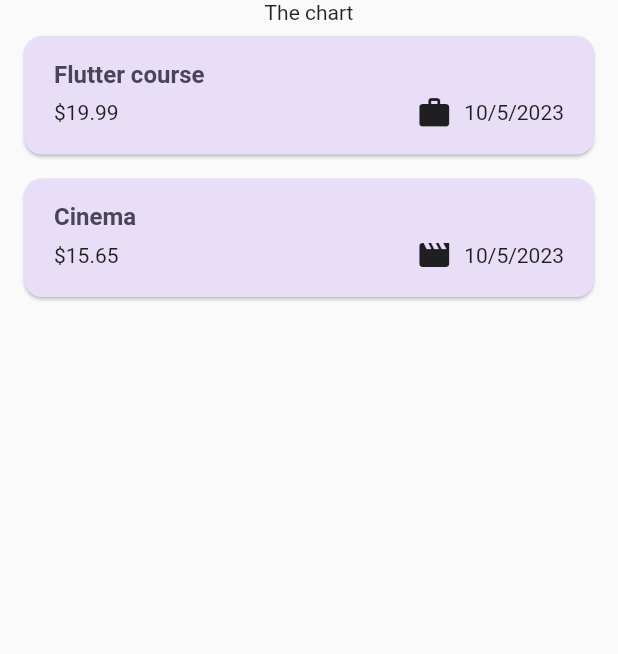
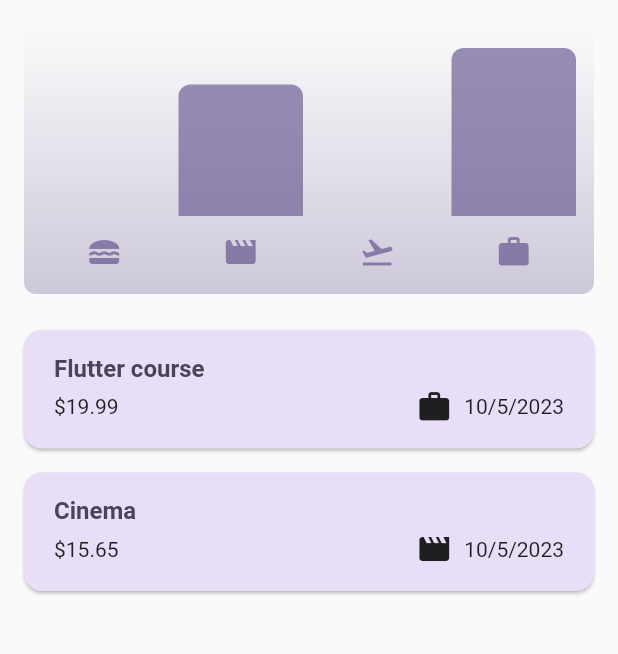
Before and after one commit to Charl913/Expense_Tracker_App, a Flutter app: the screen it shows after launch, on a phone screen of 412 x 824 dp, the part 84-738 px from its top. Run offline on Flutter 3.47's test engine with Material 2 defaults, Android fonts, the phone set to English and light mode, and no system bars.

Commit message:
Add Chart Widgets

```diff
--- /dev/null
+++ b/lib/widgets/chart/chart.dart
@@ -0,0 +1,94 @@
+import 'package:expense_tracker_app/models/expense.dart';
+import 'package:expense_tracker_app/widgets/chart/chart_bar.dart';
+import 'package:flutter/material.dart';
+
+class Chart extends StatelessWidget {
+  const Chart({super.key, required this.expenses});
+
+  final List<Expense> expenses;
+
+  List<ExpenseBucket> get buckets {
+    return [
+      ExpenseBucket.forCategory(expenses, Category.food),
+      ExpenseBucket.forCategory(expenses, Category.leisure),
+      ExpenseBucket.forCategory(expenses, Category.travel),
+      ExpenseBucket.forCategory(expenses, Category.work),
+    ];
+  }
+
+  double get maxTotalExpense {
+    double maxTotalExpense = 0;
+
+    for (final bucket in buckets) {
+      if (bucket.totalExpenses > maxTotalExpense) {
+        maxTotalExpense = bucket.totalExpenses;
+      }
+    }
+
+    return maxTotalExpense;
+  }
+
+  @override
+  Widget build(BuildContext context) {
+    final isDarkMode =
+        MediaQuery.of(context).platformBrightness == Brightness.dark;
+    return Container(
+      margin: const EdgeInsets.all(16),
+      padding: const EdgeInsets.symmetric(
+        vertical: 16,
+        horizontal: 8,
+      ),
+      width: double.infinity,
+      height: 180,
+      decoration: BoxDecoration(
+        borderRadius: BorderRadius.circular(8),
+        gradient: LinearGradient(
+          colors: [
+            Theme.of(context).colorScheme.primary.withOpacity(0.3),
+            Theme.of(context).colorScheme.primary.withOpacity(0.0)
+          ],
+          begin: Alignment.bottomCenter,
+          end: Alignment.topCenter,
+        ),
+      ),
+      child: Column(
+        children: [
+          Expanded(
+            child: Row(
+              crossAxisAlignment: CrossAxisAlignment.end,
+              children: [
+                for (final bucket in buckets) // alternative to map()
+                  ChartBar(
+                    fill: bucket.totalExpenses == 0
+                        ? 0
+                        : bucket.totalExpenses / maxTotalExpense,
+                  )
+              ],
+            ),
+          ),
+          const SizedBox(height: 12),
+          Row(
+            children: buckets
+                .map(
+                  (bucket) => Expanded(
+                    child: Padding(
+                      padding: const EdgeInsets.symmetric(horizontal: 4),
+                      child: Icon(
+                        categoryIcons[bucket.category],
+                        color: isDarkMode
+                            ? Theme.of(context).colorScheme.secondary
+                            : Theme.of(context)
+                                .colorScheme
+                                .primary
+                                .withOpacity(0.7),
+                      ),
+                    ),
+                  ),
+                )
+                .toList(),
+          )
+        ],
+      ),
+    );
+  }
+}
--- /dev/null
+++ b/lib/widgets/chart/chart_bar.dart
@@ -0,0 +1,34 @@
+import 'package:flutter/material.dart';
+
+class ChartBar extends StatelessWidget {
+  const ChartBar({
+    super.key,
+    required this.fill,
+  });
+
+  final double fill;
+
+  @override
+  Widget build(BuildContext context) {
+    final isDarkMode =
+        MediaQuery.of(context).platformBrightness == Brightness.dark;
+    return Expanded(
+      child: Padding(
+        padding: const EdgeInsets.symmetric(horizontal: 4),
+        child: FractionallySizedBox(
+          heightFactor: fill,
+          child: DecoratedBox(
+            decoration: BoxDecoration(
+              shape: BoxShape.rectangle,
+              borderRadius:
+                  const BorderRadius.vertical(top: Radius.circular(8)),
+              color: isDarkMode
+                  ? Theme.of(context).colorScheme.secondary
+                  : Theme.of(context).colorScheme.primary.withOpacity(0.65),
+            ),
+          ),
+        ),
+      ),
+    );
+  }
+}
--- a/lib/widgets/expenses.dart
+++ b/lib/widgets/expenses.dart
@@ -1,3 +1,4 @@
+import 'package:expense_tracker_app/widgets/chart/chart.dart';
 import 'package:expense_tracker_app/widgets/expenses_list/expenses_list.dart';
 import 'package:expense_tracker_app/models/expense.dart';
 import 'package:expense_tracker_app/widgets/new_expense.dart';
@@ -89,7 +90,7 @@ class _ExpensesState extends State<Expenses> {
       ),
       body: Column(
         children: [
-          const Text('The chart'),
+          Chart(expenses: _registeredExpenses),
           Expanded(
             child: mainContent,
           ),
```
